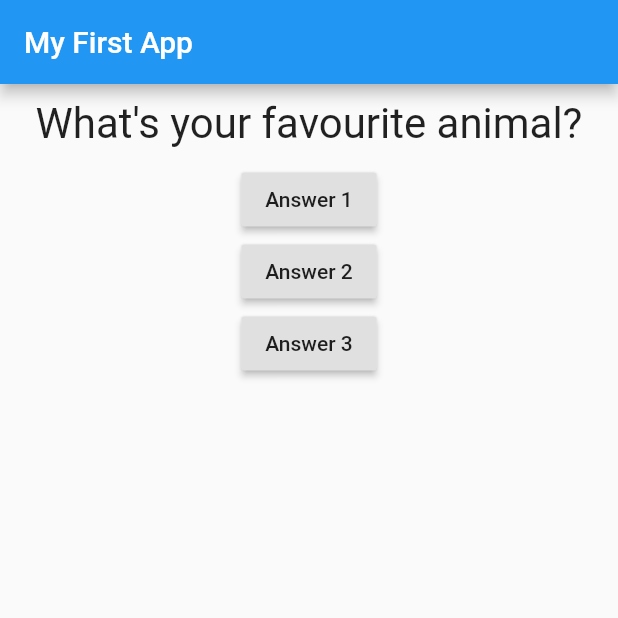
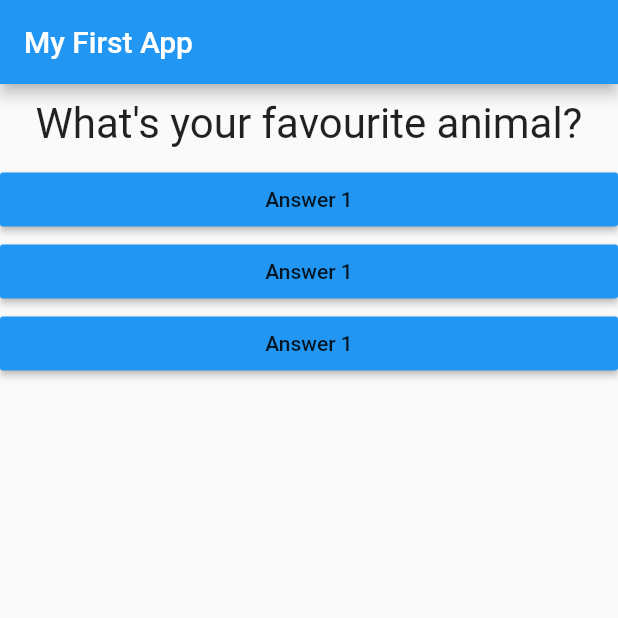
Before and after one commit to sliemansalah/flutter_quiz_app, a Flutter app: the screen it shows after launch, after a tap on "Answer 1", on a phone screen of 412 x 824 dp, the top half of it. Run offline on Flutter 3.47's test engine with Material 2 defaults, Android fonts, the phone set to English and light mode, and no system bars.

Commit message:
add answer.dart page.

```diff
--- /dev/null
+++ b/lib/answer.dart
@@ -0,0 +1,16 @@
+import 'package:flutter/material.dart';
+
+class Answer extends StatelessWidget {
+  final Function selectHandler;
+  Answer(this.selectHandler);
+  Widget build(BuildContext context) {
+    return Container(
+      width: double.infinity,
+      child: RaisedButton(
+        color: Colors.blue,
+        child: Text('Answer 1'),
+        onPressed: selectHandler,
+      ),
+    );
+  }
+}
--- a/lib/main.dart
+++ b/lib/main.dart
@@ -1,5 +1,7 @@
 import 'package:flutter/material.dart';
+import 'package:fultter_quiz/answer.dart';
 import './question.dart';
+import './answer.dart';
 
 void main() => runApp(MyApp());
 
@@ -12,7 +14,7 @@ class MyApp extends StatefulWidget {
 class _MyAppState extends State<MyApp> {
   var _qusetionIndex = 0;
 
-  void _answerQustions() {
+  void _answerQustion() {
     setState(() {
       _qusetionIndex = _qusetionIndex + 1;
     });
@@ -32,18 +34,9 @@ class _MyAppState extends State<MyApp> {
             )),
             body: Column(children: [
               Question(questions[_qusetionIndex]),
-              RaisedButton(
-                child: Text('Answer 1'),
-                onPressed: _answerQustions,
-              ),
-              RaisedButton(
-                child: Text('Answer 2'),
-                onPressed: () => print("Answer 2 choosen"),
-              ),
-              RaisedButton(
-                child: Text('Answer 3'),
-                onPressed: () => print("Answer 3 choosen"),
-              ),
+              Answer(_answerQustion),
+              Answer(_answerQustion),
+              Answer(_answerQustion),
             ])));
   }
 }
```
